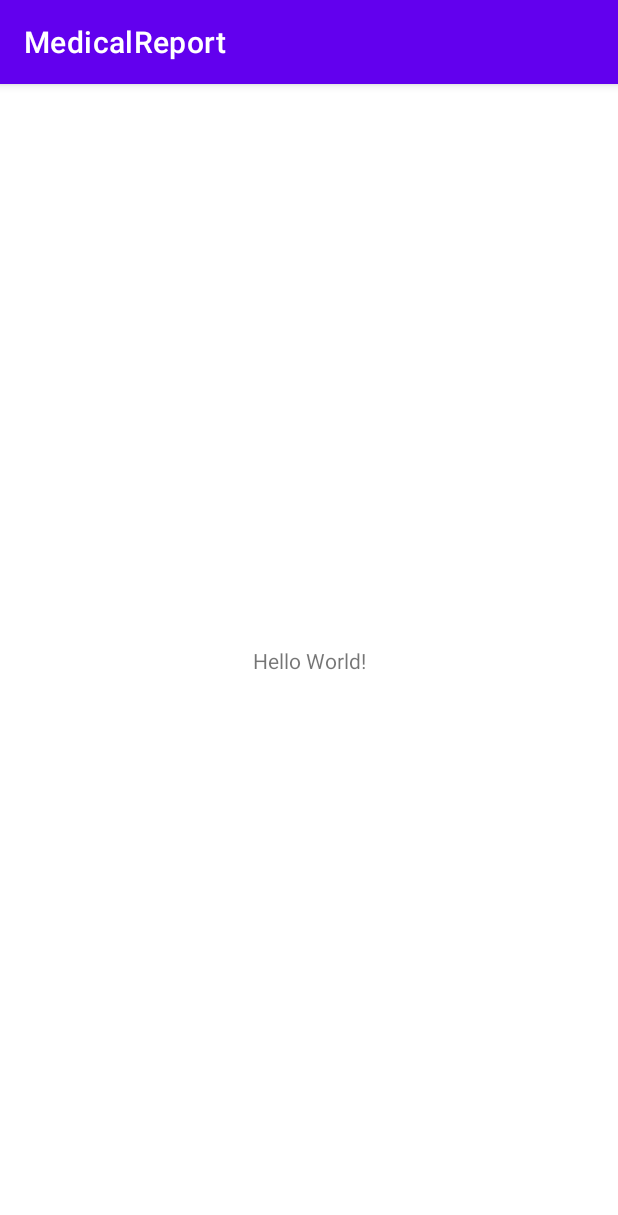
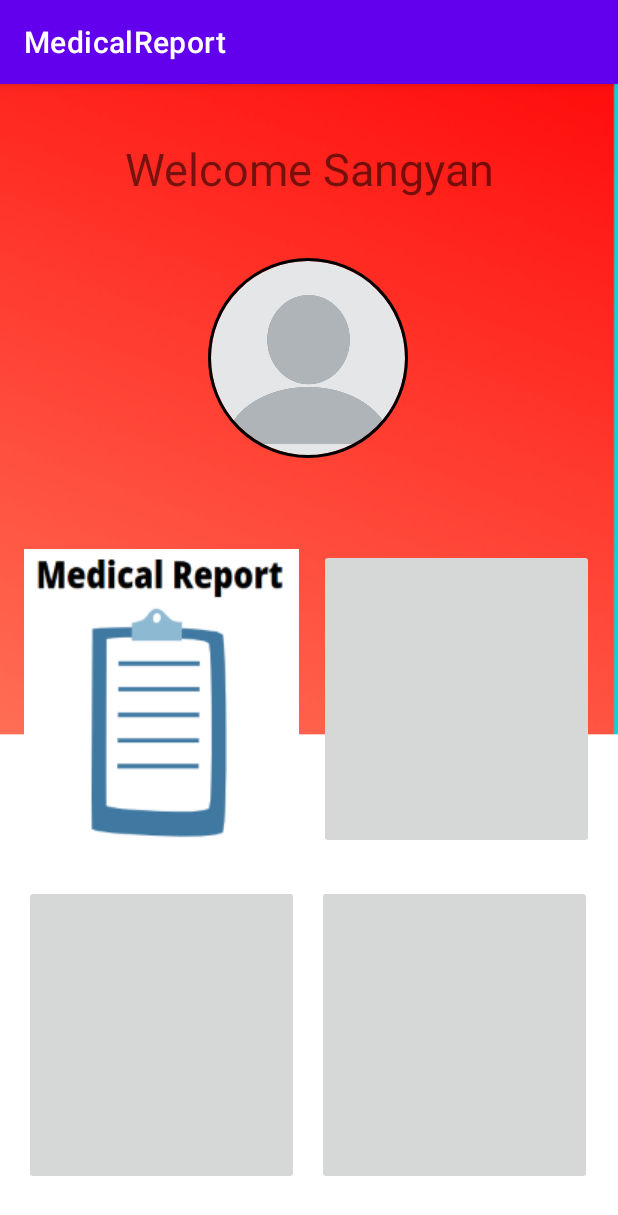
Before and after one commit to prakhar1032/Medical-Report, an Android app: the screen it shows after launch (MainActivity), on a phone screen of 412 x 824 dp. Shown: the top 1215 px of the screen. Run offline under Robolectric (Android 15) with nearby library versions, the phone set to English and light mode, and no system bars; our stand-ins replace CircleImageView.

Commit message:
initial commit3

```diff
--- a/app/build.gradle
+++ b/app/build.gradle
@@ -39,7 +39,11 @@ dependencies {
     implementation 'androidx.appcompat:appcompat:1.2.0'
     implementation 'com.google.android.material:material:1.3.0'
     implementation 'androidx.constraintlayout:constraintlayout:2.0.4'
+    implementation 'androidx.annotation:annotation:1.2.0'
+    implementation 'androidx.lifecycle:lifecycle-livedata-ktx:2.3.1'
+    implementation 'androidx.lifecycle:lifecycle-viewmodel-ktx:2.3.1'
     testImplementation 'junit:junit:4.+'
     androidTestImplementation 'androidx.test.ext:junit:1.1.2'
     androidTestImplementation 'androidx.test.espresso:espresso-core:3.3.0'
+    implementation 'de.hdodenhof:circleimageview:3.1.0'
 }
--- a/app/src/main/AndroidManifest.xml
+++ b/app/src/main/AndroidManifest.xml
@@ -1,7 +1,6 @@
 <?xml version="1.0" encoding="utf-8"?>
 <manifest xmlns:android="http://schemas.android.com/apk/res/android"
     package="com.medical.medicalreport">
-<!--hi-->
 
     <application
         android:allowBackup="true"
@@ -17,10 +16,7 @@
                 <category android:name="android.intent.category.LAUNCHER" />
             </intent-filter>
         </activity>
-        android:theme="@android:style/Theme.NoTitleBar.Fullscreen"
-        <activity android:name=".MainActivity">
-
-        </activity>
+        <activity android:name=".MainActivity"></activity>
     </application>
 
 </manifest>
--- a/app/src/main/res/layout/activity_main.xml
+++ b/app/src/main/res/layout/activity_main.xml
@@ -5,15 +5,82 @@
     xmlns:tools="http://schemas.android.com/tools"
     android:layout_width="match_parent"
     android:layout_height="match_parent"
+    android:background="@drawable/bagrounddashboard"
     tools:context=".MainActivity">
 
+
+    <ImageButton
+        android:id="@+id/imageButton5"
+        android:layout_width="183dp"
+        android:layout_height="200dp"
+        app:layout_constraintBottom_toBottomOf="parent"
+        app:layout_constraintEnd_toEndOf="parent"
+        app:layout_constraintHorizontal_bias="0.07"
+        app:layout_constraintStart_toStartOf="parent"
+        app:layout_constraintTop_toTopOf="parent"
+        app:layout_constraintVertical_bias="0.546"
+        android:src="@drawable/medicalreportlogo" />
+
+    <ImageButton
+        android:id="@+id/imageButton6"
+        android:layout_width="183dp"
+        android:layout_height="200dp"
+        app:layout_constraintBottom_toBottomOf="parent"
+        app:layout_constraintEnd_toEndOf="parent"
+        app:layout_constraintHorizontal_bias="0.448"
+        app:layout_constraintStart_toEndOf="@+id/imageButton5"
+        app:layout_constraintTop_toTopOf="parent"
+        app:layout_constraintVertical_bias="0.546"
+        tools:srcCompat="@tools:sample/avatars" />
+
+    <ImageButton
+        android:id="@+id/imageButton7"
+        android:layout_width="183dp"
+        android:layout_height="200dp"
+        app:layout_constraintBottom_toBottomOf="parent"
+        app:layout_constraintEnd_toEndOf="parent"
+        app:layout_constraintHorizontal_bias="0.07"
+        app:layout_constraintStart_toStartOf="parent"
+        app:layout_constraintTop_toBottomOf="@+id/imageButton5"
+        app:layout_constraintVertical_bias="0.412"
+        tools:srcCompat="@tools:sample/avatars" />
+
+    <ImageButton
+        android:id="@+id/imageButton8"
+        android:layout_width="183dp"
+        android:layout_height="200dp"
+        app:layout_constraintBottom_toBottomOf="parent"
+        app:layout_constraintEnd_toEndOf="parent"
+        app:layout_constraintHorizontal_bias="0.407"
+        app:layout_constraintStart_toEndOf="@+id/imageButton7"
+        app:layout_constraintTop_toBottomOf="@+id/imageButton6"
+        app:layout_constraintVertical_bias="0.412"
+        tools:srcCompat="@tools:sample/avatars" />
+
+    <de.hdodenhof.circleimageview.CircleImageView
+        android:id="@+id/profile_image"
+        android:layout_width="133dp"
+        android:layout_height="141dp"
+        android:layout_marginTop="112dp"
+        app:civ_border_color="#FF000000"
+        app:civ_border_width="2dp"
+        app:layout_constraintEnd_toEndOf="parent"
+        app:layout_constraintHorizontal_bias="0.498"
+        app:layout_constraintStart_toStartOf="parent"
+        app:layout_constraintTop_toTopOf="parent"
+        tools:ignore="MissingConstraints"
+        android:src="@drawable/profile"/>
+
     <TextView
+        android:id="@+id/textView"
         android:layout_width="wrap_content"
         android:layout_height="wrap_content"
-        android:text="Hello World!"
-        app:layout_constraintBottom_toBottomOf="parent"
-        app:layout_constraintLeft_toLeftOf="parent"
-        app:layout_constraintRight_toRightOf="parent"
+        android:text="Welcome Sangyan"
+        android:textSize="30dp"
+        app:layout_constraintBottom_toTopOf="@+id/profile_image"
+        app:layout_constraintEnd_toEndOf="parent"
+        app:layout_constraintStart_toStartOf="parent"
         app:layout_constraintTop_toTopOf="parent" />
 
+
 </androidx.constraintlayout.widget.ConstraintLayout>
--- /dev/null
+++ b/app/src/main/res/values/dimens.xml
@@ -0,0 +1,5 @@
+<resources>
+    <!-- Default screen margins, per the Android Design guidelines. -->
+    <dimen name="activity_horizontal_margin">16dp</dimen>
+    <dimen name="activity_vertical_margin">16dp</dimen>
+</resources>
--- a/app/src/main/res/values/strings.xml
+++ b/app/src/main/res/values/strings.xml
@@ -1,3 +1,12 @@
 <resources>
     <string name="app_name">MedicalReport</string>
+    <string name="title_activity_login">LoginActivity</string>
+    <string name="prompt_email">Email</string>
+    <string name="prompt_password">Password</string>
+    <string name="action_sign_in">Sign in or register</string>
+    <string name="action_sign_in_short">Sign in</string>
+    <string name="welcome">"Welcome !"</string>
+    <string name="invalid_username">Not a valid username</string>
+    <string name="invalid_password">Password must be >5 characters</string>
+    <string name="login_failed">"Login failed"</string>
 </resources>
```
Also changed, not shown: app/src/main/res/drawable-v24/bagrounddashboard.png (added), app/src/main/res/drawable-v24/medicalreportlogo.PNG (added), app/src/main/res/drawable-v24/profile.png (added).
